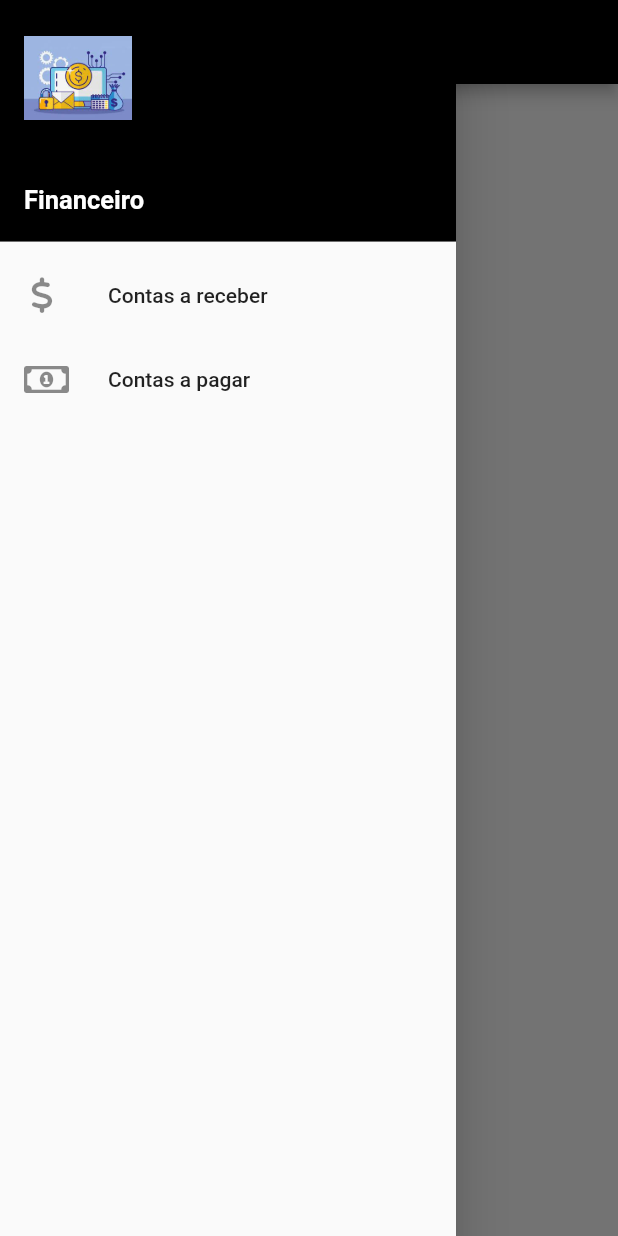
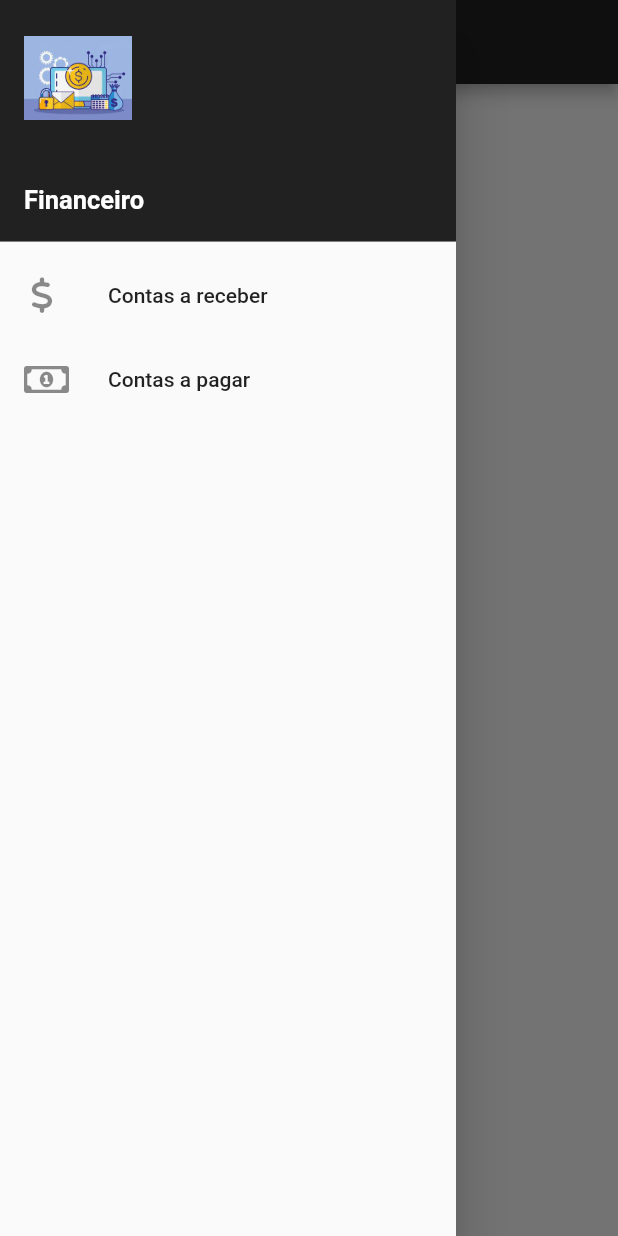
Before and after one commit to GabrielPauloT/financeiro_pi, a Flutter app: the screen it shows after launch, with the side drawer open, on a phone screen of 412 x 824 dp. Run offline on Flutter 3.47's test engine with Material 2 defaults, Android fonts, the phone set to English and light mode, and no system bars; our stand-ins replace fluttericon.

Commit message:
colorBlackToGrey

```diff
--- a/lib/app/home.dart
+++ b/lib/app/home.dart
@@ -24,7 +24,7 @@ class HomeI extends StatelessWidget {
         ),
         title:
             Text("Financeiro", style: TextStyle(fontWeight: FontWeight.bold)),
-        backgroundColor: Colors.black,
+        backgroundColor: Colors.grey.shade900,
       ),
       drawer: new Drawer(
         child: ListView(children: <Widget>[
@@ -38,7 +38,7 @@ class HomeI extends StatelessWidget {
             ),
             /* accountEmail: new Text("TechMotrs@tech.com.br"), */
             currentAccountPicture: Image.asset('assets/imagens/download.jpeg'),
-            decoration: new BoxDecoration(color: Colors.black),
+            decoration: new BoxDecoration(color: Colors.grey.shade900),
             accountEmail: null,
           ),
           ListTile(
```
